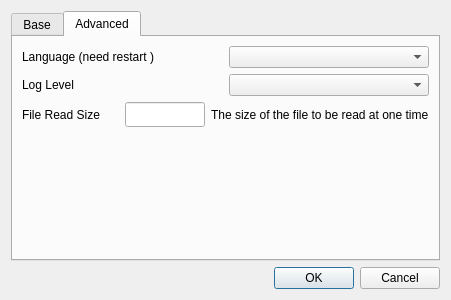
The window that CryptokiMan/settings_dlg.ui (jykim74/CryptokiMan) describes before a commit, drawn with Qt 5.
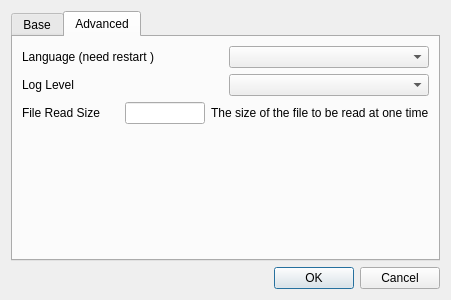
The same window after the commit. The open tabs and pages were chosen to show the change.

What changed in the file:
```diff
--- a/CryptokiMan/settings_dlg.ui
+++ b/CryptokiMan/settings_dlg.ui
@@ -213,11 +213,6 @@
              <height>16777215</height>
             </size>
            </property>
-           <property name="font">
-            <font>
-             <family>굴림체</family>
-            </font>
-           </property>
           </widget>
          </item>
          <item row="0" column="0">
```
Left out of the diff: 2 changed lines with no effect on the pictures.
